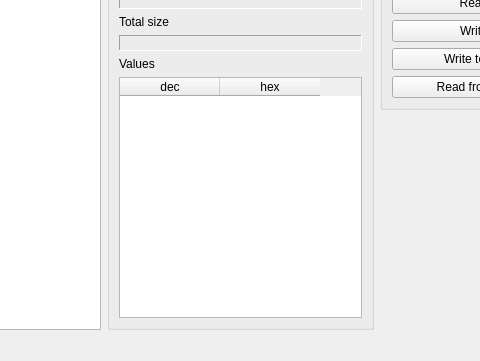
First picture: the form in QtHardMonForm.ui, repository ChimeraTK/QtHardMon, before the edit; both pictures show x 401 to 881 and y 210 to 571 of the 978 by 571 pixel window.
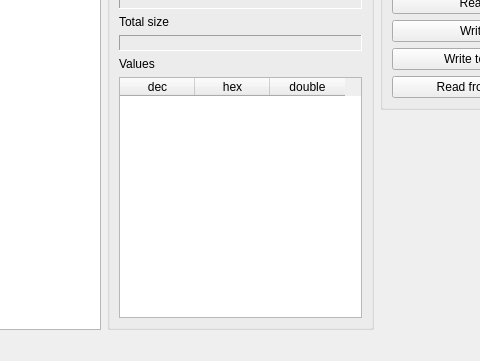
Second picture: the form after the edit.

Commit message: bad code; functionality looks to be wrking

```diff
--- a/QtHardMonForm.ui
+++ b/QtHardMonForm.ui
@@ -287,8 +287,14 @@
             <bool>true</bool>
            </property>
            <property name="columnCount">
-            <number>2</number>
+            <number>3</number>
            </property>
+           <attribute name="horizontalHeaderCascadingSectionResizes">
+            <bool>false</bool>
+           </attribute>
+           <attribute name="horizontalHeaderDefaultSectionSize">
+            <number>75</number>
+           </attribute>
            <attribute name="verticalHeaderDefaultSectionSize">
             <number>20</number>
            </attribute>
@@ -305,6 +311,11 @@
              <string>hex</string>
             </property>
            </column>
+           <column>
+            <property name="text">
+             <string>double</string>
+            </property>
+           </column>
           </widget>
          </item>
         </layout>
```
Left out of the diff: 2 changed lines with no effect on the pictures. The commit also changes 2 other files.
